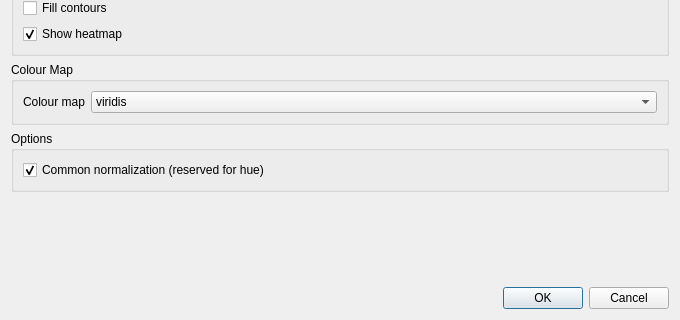
The window that src/DAGui/DAChartAddStatsKdeplot2dWidget.ui (czyt1988/data-workbench) describes before a commit, drawn with Qt 5; both pictures show x 0 to 680 and y 280 to 600 of the 680 by 600 pixel window.
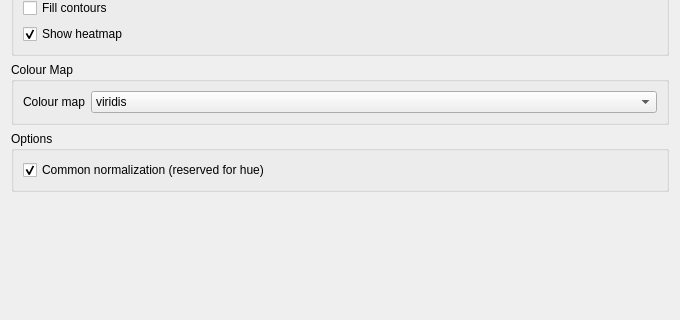
The same window after the commit. Custom widgets are drawn as their Qt base class.

Patch:
```diff
--- a/src/DAGui/DAChartAddStatsKdeplot2dWidget.ui
+++ b/src/DAGui/DAChartAddStatsKdeplot2dWidget.ui
@@ -278,13 +278,6 @@
      </property>
     </spacer>
    </item>
-   <item>
-    <widget class="QDialogButtonBox" name="buttonBox">
-     <property name="standardButtons">
-      <set>QDialogButtonBox::Cancel|QDialogButtonBox::Ok</set>
-     </property>
-    </widget>
-   </item>
   </layout>
  </widget>
  <customwidgets>
```
